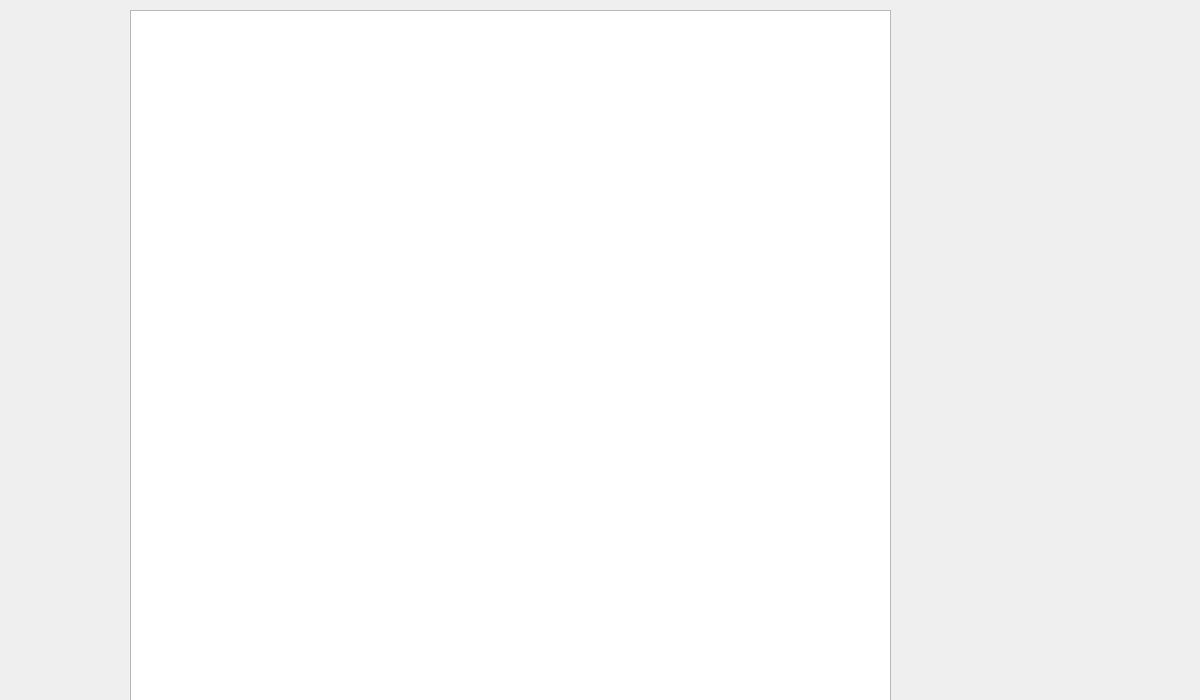
Qt form MISProject/profit.ui (Gavin-JN/MIS-project) before a commit.
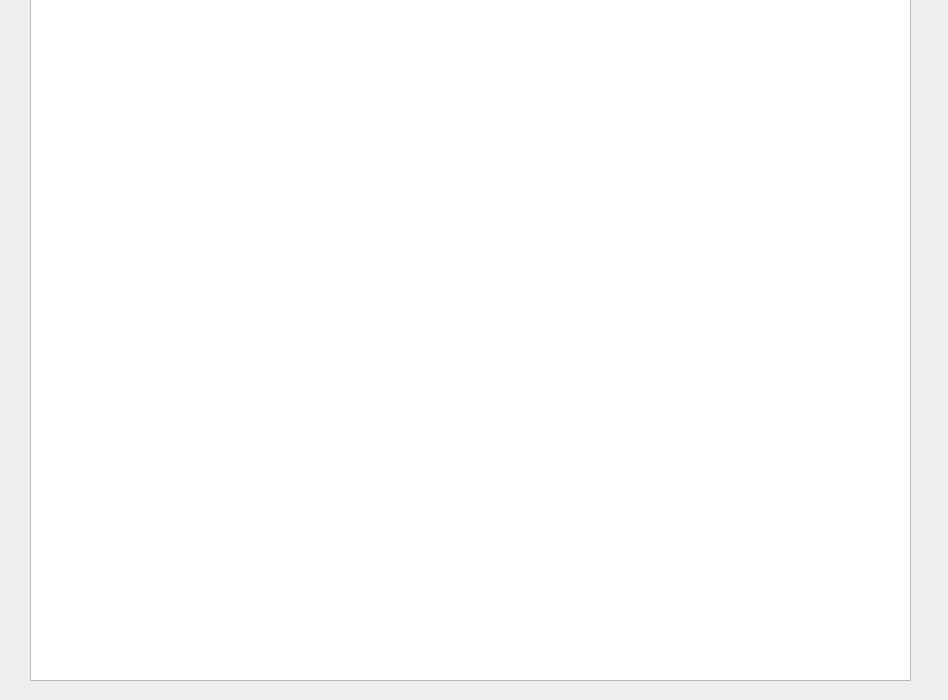
The same form after that commit.

```diff
--- a/MISProject/profit.ui
+++ b/MISProject/profit.ui
@@ -6,7 +6,7 @@
    <rect>
     <x>0</x>
     <y>0</y>
-    <width>1200</width>
+    <width>948</width>
     <height>700</height>
    </rect>
   </property>
@@ -16,9 +16,9 @@
   <widget class="QTableView" name="profitTable">
    <property name="geometry">
     <rect>
-     <x>130</x>
-     <y>10</y>
-     <width>761</width>
+     <x>30</x>
+     <y>-10</y>
+     <width>881</width>
      <height>691</height>
     </rect>
    </property>
```
